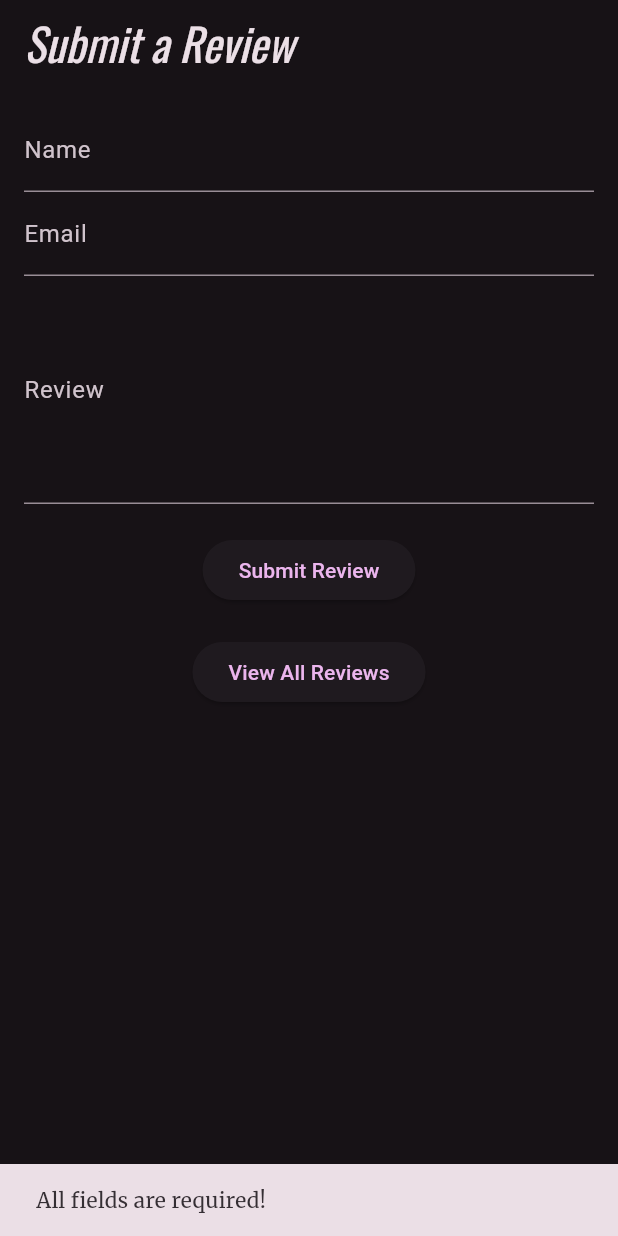
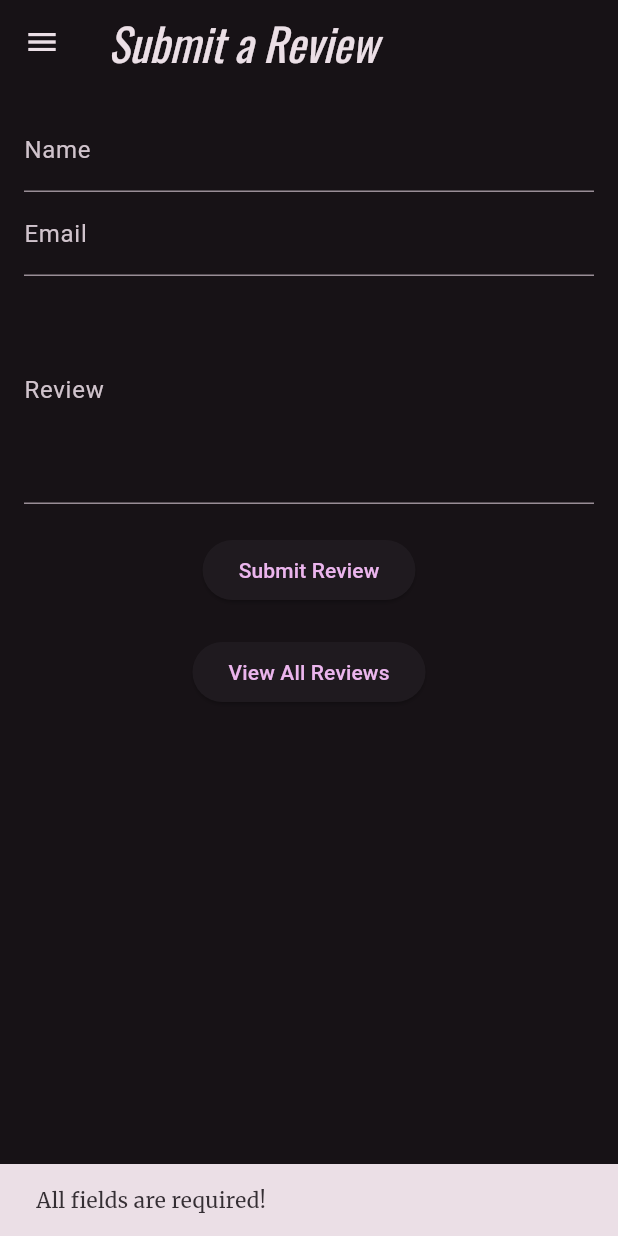
Before and after one commit to PaulaSelim/FlutterFeedback, a Flutter app: the screen it shows after launch, after a tap on "Submit Review", on a phone screen of 412 x 824 dp. Run offline on Flutter 3.47's test engine with Material 3 defaults, Android fonts, the light colour scheme and no system bars; our stand-ins replace google_fonts, hive, hive_flutter; accounts and stored records are empty.

Commit message:
refactor ReviewInputPage to use const constructors and improve UI consistency and added drawer

```diff
--- a/flutter_feedback/lib/views/review_input_page.dart
+++ b/flutter_feedback/lib/views/review_input_page.dart
@@ -3,7 +3,10 @@ import 'package:hive/hive.dart';
 import 'review_list_page.dart';
 
 class ReviewInputPage extends StatefulWidget {
+  const ReviewInputPage({super.key});
+
   @override
+  // ignore: library_private_types_in_public_api
   _ReviewInputPageState createState() => _ReviewInputPageState();
 }
 
@@ -34,10 +37,10 @@ class _ReviewInputPageState extends State<ReviewInputPage> {
       _emailController.clear();
       _reviewController.clear();
       ScaffoldMessenger.of(context)
-          .showSnackBar(SnackBar(content: Text('Review Submitted!')));
+          .showSnackBar(const SnackBar(content: Text('Review Submitted!')));
     } else {
-      ScaffoldMessenger.of(context)
-          .showSnackBar(SnackBar(content: Text('All fields are required!')));
+      ScaffoldMessenger.of(context).showSnackBar(
+          const SnackBar(content: Text('All fields are required!')));
     }
   }
 
@@ -52,34 +55,35 @@ class _ReviewInputPageState extends State<ReviewInputPage> {
   Widget build(BuildContext context) {
     return Scaffold(
       appBar: AppBar(
-        title: Text('Submit a Review'),
+        title: const Text('Submit a Review'),
       ),
+      drawer: const CustomDrawer(),
       body: Padding(
         padding: const EdgeInsets.all(16.0),
         child: Column(
           children: [
             TextField(
               controller: _nameController,
-              decoration: InputDecoration(labelText: 'Name'),
+              decoration: const InputDecoration(labelText: 'Name'),
             ),
             TextField(
               controller: _emailController,
-              decoration: InputDecoration(labelText: 'Email'),
+              decoration: const InputDecoration(labelText: 'Email'),
             ),
             TextField(
               controller: _reviewController,
-              decoration: InputDecoration(labelText: 'Review'),
+              decoration: const InputDecoration(labelText: 'Review'),
               maxLines: 5,
             ),
-            SizedBox(height: 20),
+            const SizedBox(height: 20),
             ElevatedButton(
               onPressed: _submitReview,
-              child: Text('Submit Review'),
+              child: const Text('Submit Review'),
             ),
-            SizedBox(height: 20),
+            const SizedBox(height: 20),
             ElevatedButton(
               onPressed: _viewReviews,
-              child: Text('View All Reviews'),
+              child: const Text('View All Reviews'),
             ),
           ],
         ),
```
